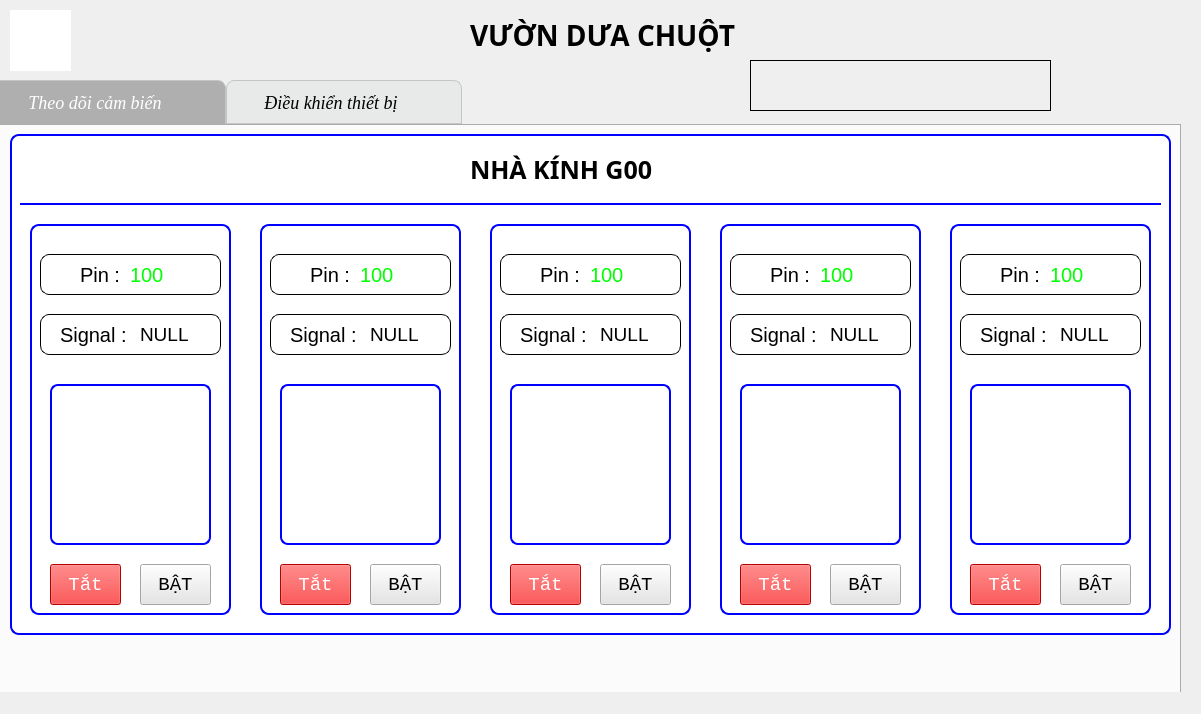
Old version of the form guis/main.ui in the repository phamvanphuckks/Tinasoft_FARM.
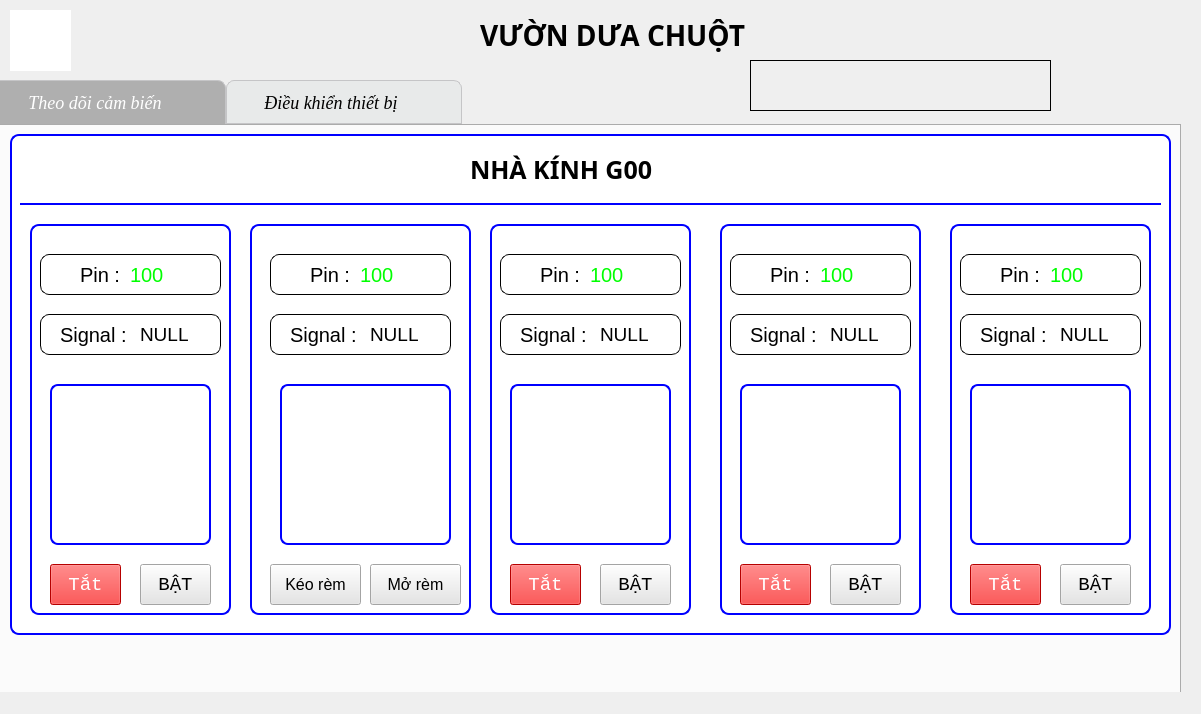
New version of the form. The open tabs and pages were chosen to show the change. Icons and pictures are not drawn.

What changed in the file:
```diff
--- a/guis/main.ui
+++ b/guis/main.ui
@@ -3627,9 +3627,9 @@
      <widget class="QLabel" name="label_8">
       <property name="geometry">
        <rect>
-        <x>270</x>
+        <x>260</x>
         <y>100</y>
-        <width>201</width>
+        <width>221</width>
         <height>391</height>
        </rect>
       </property>
@@ -3802,7 +3802,7 @@
        <rect>
         <x>290</x>
         <y>260</y>
-        <width>161</width>
+        <width>171</width>
         <height>161</height>
        </rect>
       </property>
@@ -3837,27 +3837,23 @@
      <widget class="QPushButton" name="tab2_btn_r2off">
       <property name="geometry">
        <rect>
-        <x>290</x>
+        <x>380</x>
         <y>440</y>
-        <width>71</width>
+        <width>91</width>
         <height>41</height>
        </rect>
       </property>
       <property name="font">
        <font>
-        <family>Courier New</family>
-        <pointsize>14</pointsize>
-        <weight>50</weight>
-        <italic>false</italic>
-        <bold>false</bold>
+        <pointsize>12</pointsize>
        </font>
       </property>
       <property name="styleSheet">
-       <string notr="true">background-color: rgb(255, 0, 0);
-color: rgb(255, 255, 255);</string>
+       <string notr="true">background-color: rgb(229, 229, 229);
+color: rgb(0, 0, 0);</string>
       </property>
       <property name="text">
-       <string>Tắt</string>
+       <string>Mở rèm</string>
       </property>
       <property name="iconSize">
        <size>
@@ -3869,16 +3865,15 @@
      <widget class="QPushButton" name="tab2_btn_r2on">
       <property name="geometry">
        <rect>
-        <x>380</x>
+        <x>280</x>
         <y>440</y>
-        <width>71</width>
+        <width>91</width>
         <height>41</height>
        </rect>
       </property>
       <property name="font">
        <font>
-        <family>Courier New</family>
-        <pointsize>14</pointsize>
+        <pointsize>12</pointsize>
         <weight>50</weight>
         <italic>false</italic>
         <bold>false</bold>
@@ -3889,13 +3884,7 @@
 color: rgb(0, 0, 0);</string>
       </property>
       <property name="text">
-       <string>BẬT</string>
-      </property>
-      <property name="iconSize">
-       <size>
-        <width>24</width>
-        <height>24</height>
-       </size>
+       <string>Kéo rèm</string>
       </property>
      </widget>
      <widget class="QPushButton" name="tab2_btn_r3off">
@@ -4800,7 +4789,7 @@
    <widget class="QLabel" name="label">
     <property name="geometry">
      <rect>
-      <x>470</x>
+      <x>480</x>
       <y>10</y>
       <width>331</width>
       <height>51</height>
```
Left out of the diff: 5 changed lines with no effect on the pictures.
